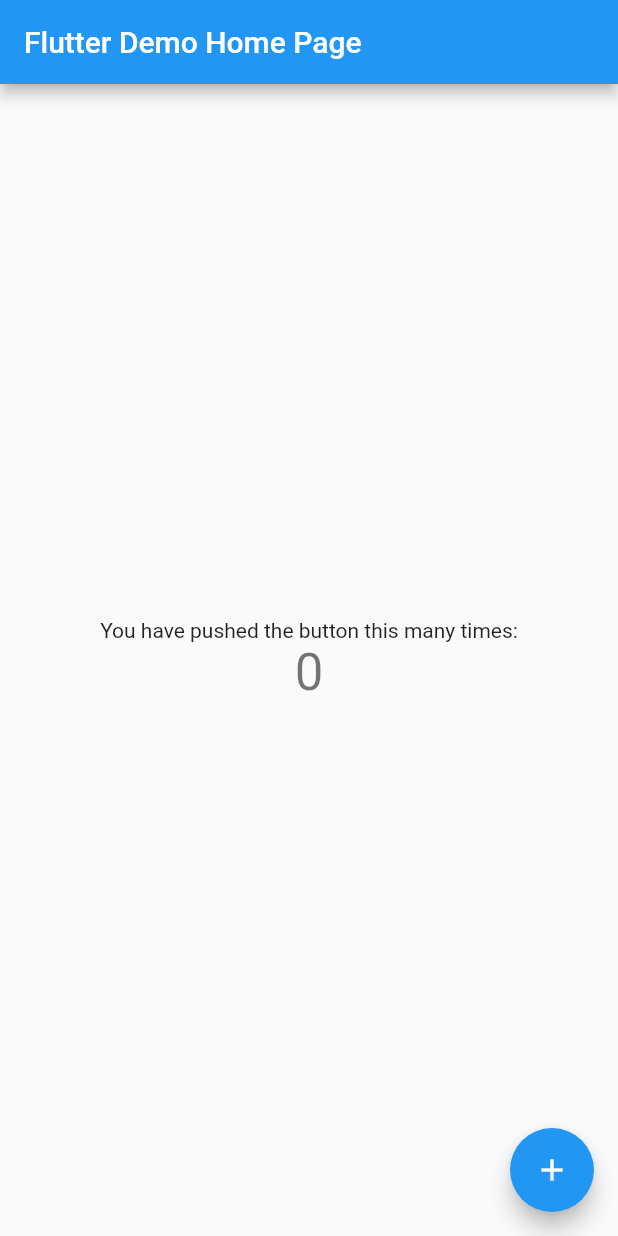
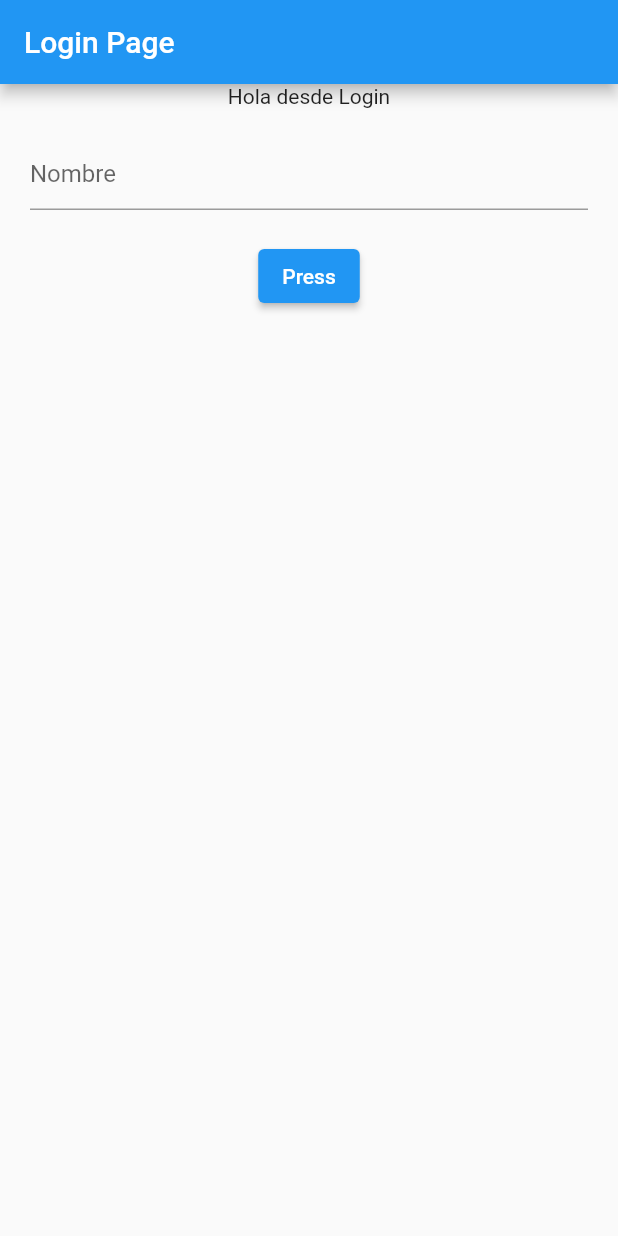
Before and after one commit to GHAmilcar/DeliveryApp, a Flutter app: the screen it shows after launch, on a phone screen of 412 x 824 dp. Run offline on Flutter 3.47's test engine with Material 2 defaults, Android fonts, the phone set to English and light mode, and no system bars.

Commit message:
LOGIN PAGE: se creo el archivo de login y su respectiva ruta

```diff
--- a/lib/main.dart
+++ b/lib/main.dart
@@ -1,107 +1,25 @@
+import 'package:app_delivery/src/pages/login/login_page.dart';
 import 'package:flutter/material.dart';
 
 void main() {
   runApp(const MyApp());
 }
 
-class MyApp extends StatelessWidget {
+class MyApp extends StatefulWidget {
   const MyApp({super.key});
 
-  // This widget is the root of your application.
+  @override
+  State<MyApp> createState() => _MyAppState();
+}
+
+class _MyAppState extends State<MyApp> {
   @override
   Widget build(BuildContext context) {
     return MaterialApp(
       debugShowCheckedModeBanner: false,
-      title: 'Flutter Demo',
-      theme: ThemeData(
-        primarySwatch: Colors.blue,
-      ),
-      home: const MyHomePage(title: 'Flutter Demo Home Page'),
+      title: 'Delivery App Flutter',
+      initialRoute: 'login',
+      routes: {'login': (BuildContext context) => const LoginPage()},
     );
   }
 }
-
-class MyHomePage extends StatefulWidget {
-  const MyHomePage({super.key, required this.title});
-
-  // This widget is the home page of your application. It is stateful, meaning
-  // that it has a State object (defined below) that contains fields that affect
-  // how it looks.
-
-  // This class is the configuration for the state. It holds the values (in this
-  // case the title) provided by the parent (in this case the App widget) and
-  // used by the build method of the State. Fields in a Widget subclass are
-  // always marked "final".
-
-  final String title;
-
-  @override
-  State<MyHomePage> createState() => _MyHomePageState();
-}
-
-class _MyHomePageState extends State<MyHomePage> {
-  int _counter = 0;
-
-  void _incrementCounter() {
-    setState(() {
-      // This call to setState tells the Flutter framework that something has
-      // changed in this State, which causes it to rerun the build method below
-      // so that the display can reflect the updated values. If we changed
-      // _counter without calling setState(), then the build method would not be
-      // called again, and so nothing would appear to happen.
-      _counter++;
-    });
-  }
-
-  @override
-  Widget build(BuildContext context) {
-    // This method is rerun every time setState is called, for instance as done
-    // by the _incrementCounter method above.
-    //
-    // The Flutter framework has been optimized to make rerunning build methods
-    // fast, so that you can just rebuild anything that needs updating rather
-    // than having to individually change instances of widgets.
-    return Scaffold(
-      appBar: AppBar(
-        // Here we take the value from the MyHomePage object that was created by
-        // the App.build method, and use it to set our appbar title.
-        title: Text(widget.title),
-      ),
-      body: Center(
-        // Center is a layout widget. It takes a single child and positions it
-        // in the middle of the parent.
-        child: Column(
-          // Column is also a layout widget. It takes a list of children and
-          // arranges them vertically. By default, it sizes itself to fit its
-          // children horizontally, and tries to be as tall as its parent.
-          //
-          // Invoke "debug painting" (press "p" in the console, choose the
-          // "Toggle Debug Paint" action from the Flutter Inspector in Android
-          // Studio, or the "Toggle Debug Paint" command in Visual Studio Code)
-          // to see the wireframe for each widget.
-          //
-          // Column has various properties to control how it sizes itself and
-          // how it positions its children. Here we use mainAxisAlignment to
-          // center the children vertically; the main axis here is the vertical
-          // axis because Columns are vertical (the cross axis would be
-          // horizontal).
-          mainAxisAlignment: MainAxisAlignment.center,
-          children: <Widget>[
-            const Text(
-              'You have pushed the button this many times:',
-            ),
-            Text(
-              '$_counter',
-              style: Theme.of(context).textTheme.headlineMedium,
-            ),
-          ],
-        ),
-      ),
-      floatingActionButton: FloatingActionButton(
-        onPressed: _incrementCounter,
-        tooltip: 'Increment',
-        child: const Icon(Icons.add),
-      ), // This trailing comma makes auto-formatting nicer for build methods.
-    );
-  }
-}
--- /dev/null
+++ b/lib/src/pages/login/login_page.dart
@@ -0,0 +1,43 @@
+import 'package:flutter/material.dart';
+
+class LoginPage extends StatefulWidget {
+  const LoginPage({super.key});
+
+  @override
+  State<LoginPage> createState() => _LoginPageState();
+}
+
+class _LoginPageState extends State<LoginPage> {
+  @override
+  Widget build(BuildContext context) {
+    return Scaffold(
+        appBar: AppBar(
+          title: const Text('Login Page'),
+        ),
+        body: Center(
+          child: Column(
+            children: [
+              const Text('Hola desde Login'),
+              const NombreInput(),
+              ElevatedButton(onPressed: () {}, child: const Text('Press'))
+            ],
+          ),
+        ));
+  }
+}
+
+class NombreInput extends StatelessWidget {
+  const NombreInput({
+    super.key,
+  });
+
+  @override
+  Widget build(BuildContext context) {
+    return Container(
+      margin: const EdgeInsets.all(20),
+      child: const TextField(
+        decoration: InputDecoration(hintText: 'Nombre'),
+      ),
+    );
+  }
+}
```
